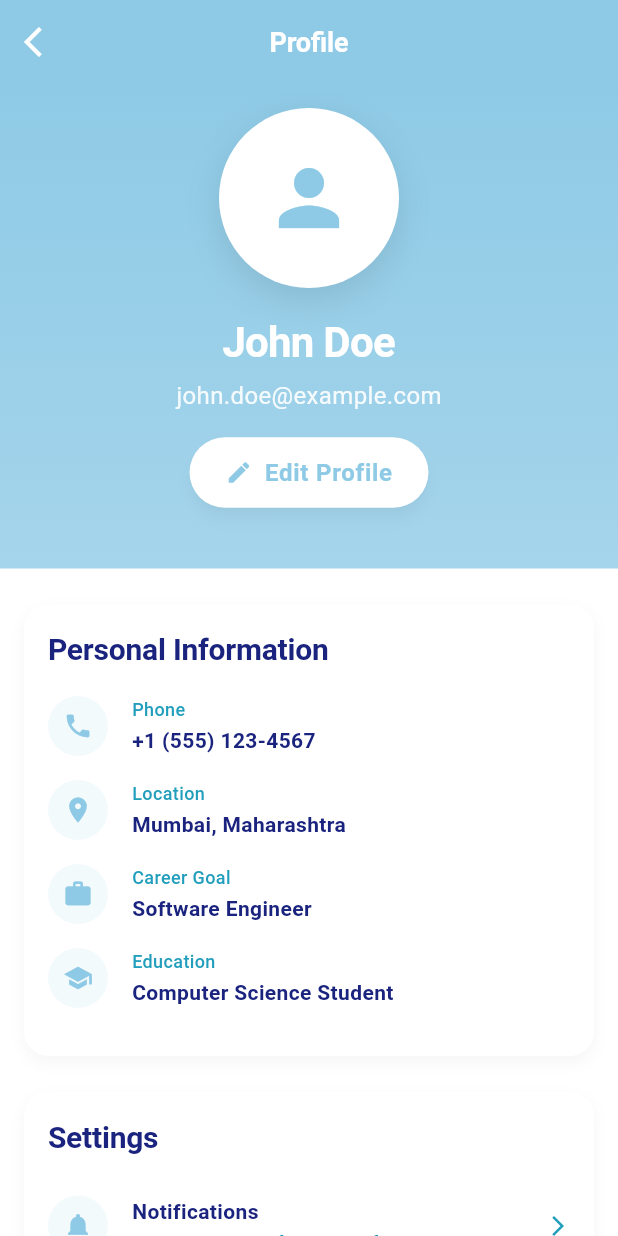
After one commit to Thetwobraincells/SihApp, a Flutter app: the screen it shows after launch, after a tap on the "person" icon, on a phone screen of 412 x 824 dp. The commit adds this screen. Run offline on Flutter 3.47's test engine with Material 3 defaults, Android fonts, the phone set to English and light mode, and no system bars; our stand-ins replace geocoding, geolocator, google_fonts, permission_handler.

Commit message:
Home Page Profile Button Fixed

```diff
--- a/lib/main.dart
+++ b/lib/main.dart
@@ -1,4 +1,3 @@
-// lib/main.dart
 import 'package:flutter/material.dart';
 import 'package:provider/provider.dart';
 import 'package:google_fonts/google_fonts.dart';
@@ -102,9 +101,13 @@ class MyApp extends StatelessWidget {
           ),
         ),
 
-        // TEMPORARY: Start directly with MainScreen to test the Home page
-        // Comment this out once everything works and uncomment the lines below
-        home: const MainScreen(),
+        // FIXED: Use the route system instead of direct home assignment
+        // This enables named route navigation to work properly
+        initialRoute: AppRoutes.main,  // Start with main screen
+        onGenerateRoute: AppRoutes.generateRoute,
+
+        // REMOVED: Comment out the direct home assignment that was bypassing routes
+        // home: const MainScreen(),
 
         // PRODUCTION: Use this once everything is working
         // initialRoute: AppRoutes.splash,
--- a/lib/routes/app_routes.dart
+++ b/lib/routes/app_routes.dart
@@ -5,6 +5,7 @@ import '../views/splash_screen.dart';
 import '../views/main_screen.dart';
 import '../views/roadmap/clean_roadmap_screen.dart';
 import '../views/college_finder/college_finder_screen.dart';
+import '../views/profile_page.dart';
 
 class AppRoutes {
   // Route names
@@ -21,6 +22,7 @@ class AppRoutes {
   static const String timeline = '/timeline';
   static const String parentZone = '/parent-zone';
   static const String careerSwitch = '/career-switch';
+  static const String profile = '/profile';
 
   static Route<dynamic> generateRoute(RouteSettings settings) {
     switch (settings.name) {
@@ -36,6 +38,8 @@ class AppRoutes {
         return MaterialPageRoute(builder: (_) => const CleanRoadmapScreen());
       case collegeFinder:
         return MaterialPageRoute(builder: (_) => const CollegeFinderScreen());
+      case profile:
+        return MaterialPageRoute(builder: (_) => const ProfilePage());
       // Add other routes here as needed
       default:
         return MaterialPageRoute(
--- a/lib/views/home_page.dart
+++ b/lib/views/home_page.dart
@@ -1,5 +1,6 @@
 import 'package:flutter/material.dart';
 import '../core/constants/app_colors.dart';
+import '../routes/app_routes.dart';
 import 'roadmap/clean_roadmap_screen.dart';
 
 class HomePage extends StatelessWidget {
@@ -89,18 +90,28 @@ class HomePage extends StatelessWidget {
             ),
           ),
 
-          // User Avatar
-          Container(
+          // User Avatar - Now Clickable
+          GestureDetector(
+            onTap: () => Navigator.pushNamed(context, AppRoutes.profile),
+            child: Container(
               width: 48,
               height: 48,
               decoration: BoxDecoration(
                 color: AppColors.primaryBlue,
                 borderRadius: BorderRadius.circular(24),
+                boxShadow: [
+                  BoxShadow(
+                    color: AppColors.primaryBlue.withOpacity(0.2),
+                    blurRadius: 8,
+                    offset: const Offset(0, 2),
+                  ),
+                ],
               ),
               child: const Icon(
                 Icons.person,
                 color: AppColors.white,
                 size: 24,
+              ),
             ),
           ),
         ],
--- /dev/null
+++ b/lib/views/profile_page.dart
@@ -0,0 +1,450 @@
+import 'package:flutter/material.dart';
+import '../core/constants/app_colors.dart';
+import '../core/constants/app_text_styles.dart';
+
+class ProfilePage extends StatelessWidget {
+  const ProfilePage({Key? key}) : super(key: key);
+
+  @override
+  Widget build(BuildContext context) {
+    return Scaffold(
+      backgroundColor: AppColors.white,
+      appBar: AppBar(
+        title: Text(
+          'Profile',
+          style: AppTextStyles.heading2.copyWith(
+            color: AppColors.white,
+          ),
+        ),
+        backgroundColor: AppColors.primaryBlue,
+        foregroundColor: AppColors.white,
+        elevation: 0,
+        leading: IconButton(
+          icon: const Icon(Icons.arrow_back_ios),
+          onPressed: () => Navigator.pop(context),
+        ),
+      ),
+      body: SingleChildScrollView(
+        physics: const BouncingScrollPhysics(),
+        child: Column(
+          children: [
+            // Profile Header Section
+            _buildProfileHeader(context),
+
+            const SizedBox(height: 24),
+
+            // Profile Content
+            Padding(
+              padding: const EdgeInsets.symmetric(horizontal: 16.0),
+              child: Column(
+                crossAxisAlignment: CrossAxisAlignment.start,
+                children: [
+                  // User Details Section
+                  _buildUserDetailsSection(context),
+
+                  const SizedBox(height: 24),
+
+                  // Settings Section
+                  _buildSettingsSection(context),
+
+                  const SizedBox(height: 24),
+
+                  // Actions Section
+                  _buildActionsSection(context),
+
+                  const SizedBox(height: 32),
+                ],
+              ),
+            ),
+          ],
+        ),
+      ),
+    );
+  }
+
+  Widget _buildProfileHeader(BuildContext context) {
+    return Container(
+      width: double.infinity,
+      decoration: BoxDecoration(
+        gradient: LinearGradient(
+          begin: Alignment.topCenter,
+          end: Alignment.bottomCenter,
+          colors: [
+            AppColors.primaryBlue,
+            AppColors.primaryBlue.withOpacity(0.8),
+          ],
+        ),
+      ),
+      child: Padding(
+        padding: const EdgeInsets.fromLTRB(16, 16, 16, 40),
+        child: Column(
+          children: [
+            // Avatar
+            Container(
+              width: 120,
+              height: 120,
+              decoration: BoxDecoration(
+                color: AppColors.white,
+                borderRadius: BorderRadius.circular(60),
+                boxShadow: [
+                  BoxShadow(
+                    color: Colors.black.withOpacity(0.1),
+                    blurRadius: 20,
+                    offset: const Offset(0, 8),
+                  ),
+                ],
+              ),
+              child: const Icon(
+                Icons.person,
+                color: AppColors.primaryBlue,
+                size: 60,
+              ),
+            ),
+
+            const SizedBox(height: 16),
+
+            // Name
+            Text(
+              'John Doe',
+              style: AppTextStyles.heading1.copyWith(
+                color: AppColors.white,
+                fontSize: 28,
+              ),
+            ),
+
+            const SizedBox(height: 4),
+
+            // Email
+            Text(
+              'john.doe@example.com',
+              style: AppTextStyles.bodyMedium.copyWith(
+                color: AppColors.white.withOpacity(0.9),
+                fontSize: 16,
+              ),
+            ),
+
+            const SizedBox(height: 16),
+
+            // Edit Profile Button
+            ElevatedButton(
+              onPressed: () => _editProfile(context),
+              style: ElevatedButton.styleFrom(
+                backgroundColor: AppColors.white,
+                foregroundColor: AppColors.primaryBlue,
+                elevation: 4,
+                shadowColor: Colors.black.withOpacity(0.2),
+                padding: const EdgeInsets.symmetric(horizontal: 24, vertical: 12),
+                shape: RoundedRectangleBorder(
+                  borderRadius: BorderRadius.circular(24),
+                ),
+              ),
+              child: Row(
+                mainAxisSize: MainAxisSize.min,
+                children: [
+                  const Icon(
+                    Icons.edit,
+                    size: 18,
+                  ),
+                  const SizedBox(width: 8),
+                  Text(
+                    'Edit Profile',
+                    style: AppTextStyles.button.copyWith(
+                      fontSize: 16,
+                      color: AppColors.primaryBlue,
+                    ),
+                  ),
+                ],
+              ),
+            ),
+          ],
+        ),
+      ),
+    );
+  }
+
+  Widget _buildUserDetailsSection(BuildContext context) {
+    return _buildSection(
+      context,
+      'Personal Information',
+      [
+        _buildInfoRow(context, 'Phone', '+1 (555) 123-4567', Icons.phone),
+        _buildInfoRow(context, 'Location', 'Mumbai, Maharashtra', Icons.location_on),
+        _buildInfoRow(context, 'Career Goal', 'Software Engineer', Icons.work),
+        _buildInfoRow(context, 'Education', 'Computer Science Student', Icons.school),
+      ],
+    );
+  }
+
+  Widget _buildSettingsSection(BuildContext context) {
+    return _buildSection(
+      context,
+      'Settings',
+      [
+        _buildSettingsTile(context, 'Notifications', 'Manage your notification preferences', Icons.notifications, () => _openNotifications(context)),
+        _buildSettingsTile(context, 'Privacy', 'Control your privacy settings', Icons.privacy_tip, () => _openPrivacy(context)),
+        _buildSettingsTile(context, 'Help & Support', 'Get help and support', Icons.help, () => _openSupport(context)),
+      ],
+    );
+  }
+
+  Widget _buildActionsSection(BuildContext context) {
+    return _buildSection(
+      context,
+      'Account',
+      [
+        _buildSettingsTile(context, 'Change Password', 'Update your account password', Icons.lock, () => _changePassword(context)),
+        _buildSettingsTile(context, 'Delete Account', 'Permanently delete your account', Icons.delete_forever, () => _deleteAccount(context), isDestructive: true),
+        _buildSettingsTile(context, 'Sign Out', 'Sign out of your account', Icons.logout, () => _signOut(context), isDestructive: true),
+      ],
+    );
+  }
+
+  Widget _buildSection(BuildContext context, String title, List<Widget> children) {
+    return Container(
+      decoration: BoxDecoration(
+        color: AppColors.white,
+        borderRadius: BorderRadius.circular(16),
+        boxShadow: [
+          BoxShadow(
+            color: Colors.black.withOpacity(0.04),
+            blurRadius: 8,
+            offset: const Offset(0, 4),
+          ),
+        ],
+      ),
+      child: Padding(
+        padding: const EdgeInsets.all(16),
+        child: Column(
+          crossAxisAlignment: CrossAxisAlignment.start,
+          children: [
+            Text(
+              title,
+              style: AppTextStyles.heading2.copyWith(
+                fontSize: 20,
+                color: AppColors.darkBlue,
+              ),
+            ),
+            const SizedBox(height: 16),
+            ...children,
+          ],
+        ),
+      ),
+    );
+  }
+
+  Widget _buildInfoRow(BuildContext context, String label, String value, IconData icon) {
+    return Padding(
+      padding: const EdgeInsets.only(bottom: 16),
+      child: Row(
+        children: [
+          Container(
+            width: 40,
+            height: 40,
+            decoration: BoxDecoration(
+              color: AppColors.primaryBlue.withOpacity(0.1),
+              borderRadius: BorderRadius.circular(20),
+            ),
+            child: Icon(
+              icon,
+              color: AppColors.primaryBlue,
+              size: 20,
+            ),
+          ),
+          const SizedBox(width: 16),
+          Expanded(
+            child: Column(
+              crossAxisAlignment: CrossAxisAlignment.start,
+              children: [
+                Text(
+                  label,
+                  style: AppTextStyles.bodySmall.copyWith(
+                    color: AppColors.secondaryBlue,
+                    fontWeight: FontWeight.w500,
+                  ),
+                ),
+                const SizedBox(height: 2),
+                Text(
+                  value,
+                  style: AppTextStyles.bodyMedium.copyWith(
+                    color: AppColors.darkBlue,
+                    fontWeight: FontWeight.w600,
+                  ),
+                ),
+              ],
+            ),
+          ),
+        ],
+      ),
+    );
+  }
+
+  Widget _buildSettingsTile(
+    BuildContext context,
+    String title,
+    String subtitle,
+    IconData icon,
+    VoidCallback onTap, {
+    bool isDestructive = false,
+  }) {
+    return InkWell(
+      onTap: onTap,
+      borderRadius: BorderRadius.circular(12),
+      child: Padding(
+        padding: const EdgeInsets.symmetric(vertical: 8),
+        child: Row(
+          children: [
+            Container(
+              width: 40,
+              height: 40,
+              decoration: BoxDecoration(
+                color: isDestructive
+                    ? AppColors.error.withOpacity(0.1)
+                    : AppColors.primaryBlue.withOpacity(0.1),
+                borderRadius: BorderRadius.circular(20),
+              ),
+              child: Icon(
+                icon,
+                color: isDestructive ? AppColors.error : AppColors.primaryBlue,
+                size: 20,
+              ),
+            ),
+            const SizedBox(width: 16),
+            Expanded(
+              child: Column(
+                crossAxisAlignment: CrossAxisAlignment.start,
+                children: [
+                  Text(
+                    title,
+                    style: AppTextStyles.bodyMedium.copyWith(
+                      color: isDestructive ? AppColors.error : AppColors.darkBlue,
+                      fontWeight: FontWeight.w600,
+                    ),
+                  ),
+                  const SizedBox(height: 2),
+                  Text(
+                    subtitle,
+                    style: AppTextStyles.bodySmall.copyWith(
+                      color: AppColors.secondaryBlue,
+                    ),
+                  ),
+                ],
+              ),
+            ),
+            Icon(
+              Icons.arrow_forward_ios,
+              color: AppColors.secondaryBlue,
+              size: 16,
+            ),
+          ],
+        ),
+      ),
+    );
+  }
+
+  // Action methods
+  void _editProfile(BuildContext context) {
+    // Navigate to edit profile screen
+    ScaffoldMessenger.of(context).showSnackBar(
+      const SnackBar(
+        content: Text('Edit Profile - Coming Soon'),
+        backgroundColor: AppColors.primaryBlue,
+      ),
+    );
+  }
+
+  void _openNotifications(BuildContext context) {
+    ScaffoldMessenger.of(context).showSnackBar(
+      const SnackBar(
+        content: Text('Notifications Settings - Coming Soon'),
+        backgroundColor: AppColors.primaryBlue,
+      ),
+    );
+  }
+
+  void _openPrivacy(BuildContext context) {
+    ScaffoldMessenger.of(context).showSnackBar(
+      const SnackBar(
+        content: Text('Privacy Settings - Coming Soon'),
+        backgroundColor: AppColors.primaryBlue,
+      ),
+    );
+  }
+
+  void _openSupport(BuildContext context) {
+    ScaffoldMessenger.of(context).showSnackBar(
+      const SnackBar(
+        content: Text('Help & Support - Coming Soon'),
+        backgroundColor: AppColors.primaryBlue,
+      ),
+    );
+  }
+
+  void _changePassword(BuildContext context) {
+    ScaffoldMessenger.of(context).showSnackBar(
+      const SnackBar(
+        content: Text('Change Password - Coming Soon'),
+        backgroundColor: AppColors.primaryBlue,
+      ),
+    );
+  }
+
+  void _deleteAccount(BuildContext context) {
+    showDialog(
+      context: context,
+      builder: (BuildContext context) {
+        return AlertDialog(
+          title: const Text('Delete Account'),
+          content: const Text('Are you sure you want to delete your account? This action cannot be undone.'),
+          actions: [
+            TextButton(
+              child: const Text('Cancel'),
+              onPressed: () => Navigator.of(context).pop(),
+            ),
+            TextButton(
+              child: const Text('Delete', style: TextStyle(color: AppColors.error)),
+              onPressed: () {
+                Navigator.of(context).pop();
+                ScaffoldMessenger.of(context).showSnackBar(
+                  const SnackBar(
+                    content: Text('Delete Account - Coming Soon'),
+                    backgroundColor: AppColors.error,
+                  ),
+                );
+              },
+            ),
+          ],
+        );
+      },
+    );
+  }
+
+  void _signOut(BuildContext context) {
+    showDialog(
+      context: context,
+      builder: (BuildContext context) {
+        return AlertDialog(
+          title: const Text('Sign Out'),
+          content: const Text('Are you sure you want to sign out?'),
+          actions: [
+            TextButton(
+              child: const Text('Cancel'),
+              onPressed: () => Navigator.of(context).pop(),
+            ),
+            TextButton(
+              child: const Text('Sign Out', style: TextStyle(color: AppColors.error)),
+              onPressed: () {
+                Navigator.of(context).pop();
+                ScaffoldMessenger.of(context).showSnackBar(
+                  const SnackBar(
+                    content: Text('Sign Out - Coming Soon'),
+                    backgroundColor: AppColors.primaryBlue,
+                  ),
+                );
+              },
+            ),
+          ],
+        );
+      },
+    );
+  }
+}
```
Also changed, not shown: pubspec.lock. Lines whose indentation alone changed are shown as unchanged.
